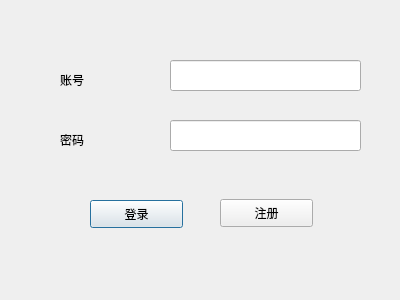
Above: signin.ui from broom35/c-work before the change. Below: the same form after it.
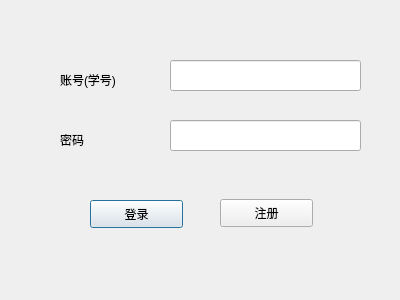
That is the form after the change.

```diff
--- a/signin.ui
+++ b/signin.ui
@@ -56,7 +56,7 @@
     </rect>
    </property>
    <property name="text">
-    <string>账号</string>
+    <string>账号(学号)</string>
    </property>
   </widget>
   <widget class="QLabel" name="label_2">
```
